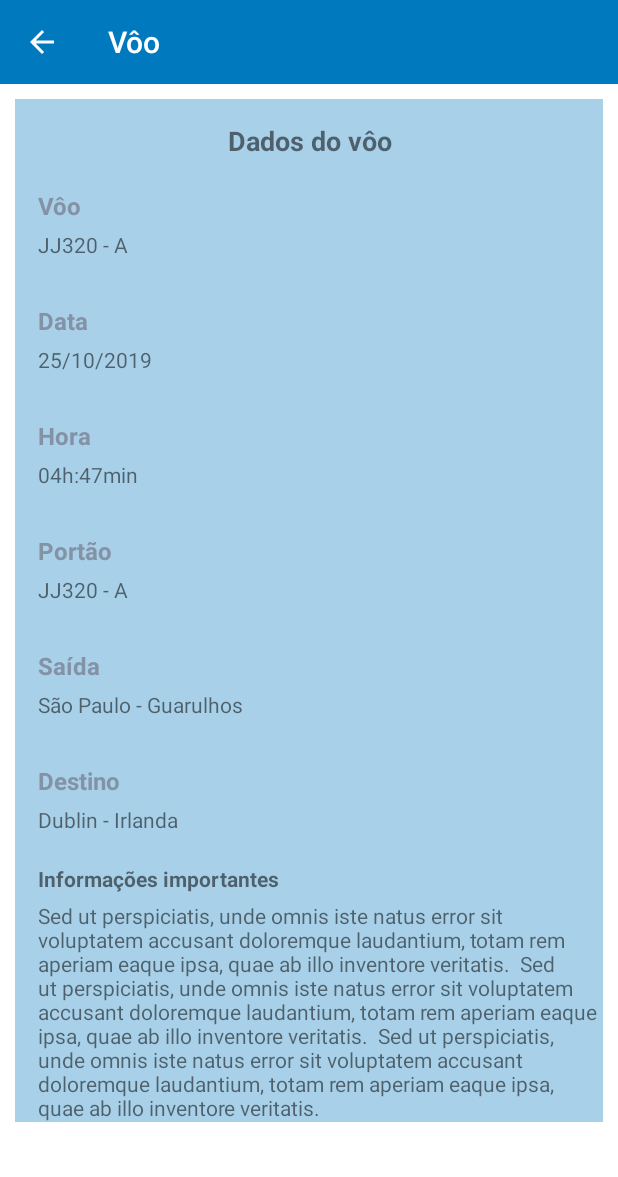
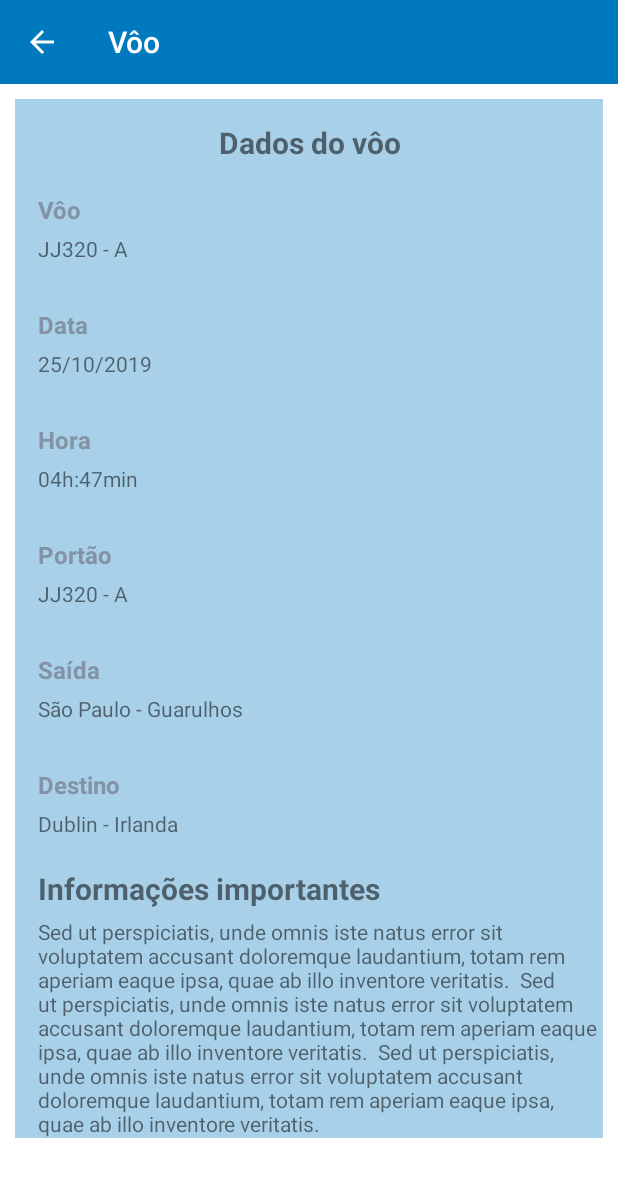
Before and after one commit to app-the-exchange/TheExchange.App, an Android app: the CategoryDescriptionActivity screen opened directly, with no data from a screen before it, on a phone screen of 412 x 824 dp. Shown: the top 1177 px of the screen. Run offline under Robolectric (Android 15) with nearby library versions, the phone set to English and light mode, and no system bars.

Commit message:
alterando layout da category description
alterando layout da category description

```diff
--- a/app/src/main/res/layout/activity_category_description.xml
+++ b/app/src/main/res/layout/activity_category_description.xml
@@ -5,6 +5,7 @@
         xmlns:app="http://schemas.android.com/apk/res-auto"
         android:layout_width="match_parent"
         android:layout_height="match_parent"
+        android:layout_marginBottom="10dp"
         tools:context="br.com.theexchange.presentation.ui.CategoryDescription.CategoryDescriptionActivity">
 
     <android.support.v7.widget.Toolbar
@@ -14,20 +15,24 @@
             style="@style/Toolbar.TitleText"
             android:background="@color/blue_the_exchange"
             android:theme="@style/ThemeOverlay.AppCompat.Dark.ActionBar" app:layout_constraintTop_toTopOf="parent"
-            app:layout_constraintStart_toStartOf="parent" app:layout_constraintEnd_toEndOf="parent"/>
+            app:layout_constraintStart_toStartOf="parent"
+            app:layout_constraintEnd_toEndOf="parent"/>
 
     <LinearLayout
             android:layout_width="match_parent"
             android:layout_height="0dp"
             app:layout_constraintTop_toBottomOf="@id/toolbar_fly"
-            app:layout_constraintStart_toStartOf="parent">
+            app:layout_constraintStart_toStartOf="parent"
+            android:padding="10dp">
 
-        <android.support.v4.widget.NestedScrollView android:layout_width="match_parent"
-                                                    android:layout_height="wrap_content">
+        <android.support.v4.widget.NestedScrollView
+                android:layout_width="match_parent"
+                android:layout_height="wrap_content"
+                android:fadingEdge="vertical">
+
             <android.support.constraint.ConstraintLayout
                     android:layout_width="match_parent"
                     android:layout_height="0dp"
-                    android:layout_margin="10dp"
                     android:background="#570079BF">
 
                 <TextView
@@ -39,7 +44,7 @@
                         android:gravity="center"
                         android:layout_marginTop="15dp"
                         android:text="Dados do vôo"
-                        android:textSize="18dp"
+                        android:textSize="20sp"
                         android:textStyle="bold"/>
 
                 <TextView
@@ -181,6 +186,7 @@
                         app:layout_constraintTop_toBottomOf="@id/textViewDestinyInfo"
                         app:layout_constraintStart_toStartOf="@id/textViewDestinyInfo"
                         android:text="Informações importantes"
+                        android:textSize="20sp"
                         android:layout_marginTop="20dp"
                         android:textStyle="bold"/>
 
```
